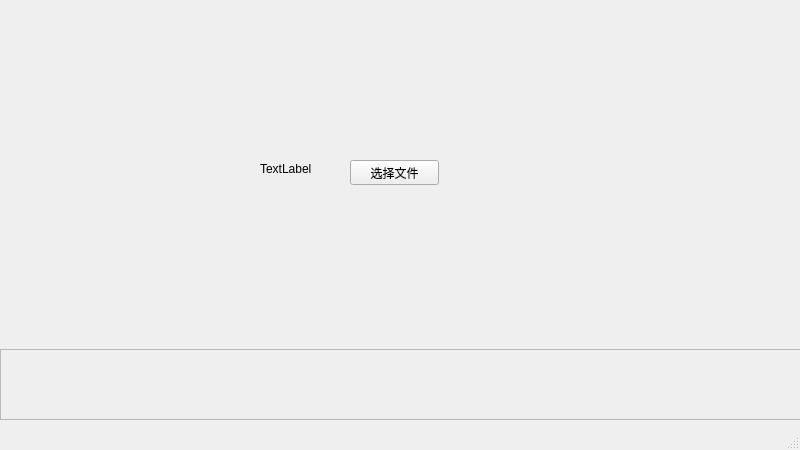
Above: mainwindow.ui from zhang-kaige/Qt-CloudMusic before the change. Below: the same form after it.
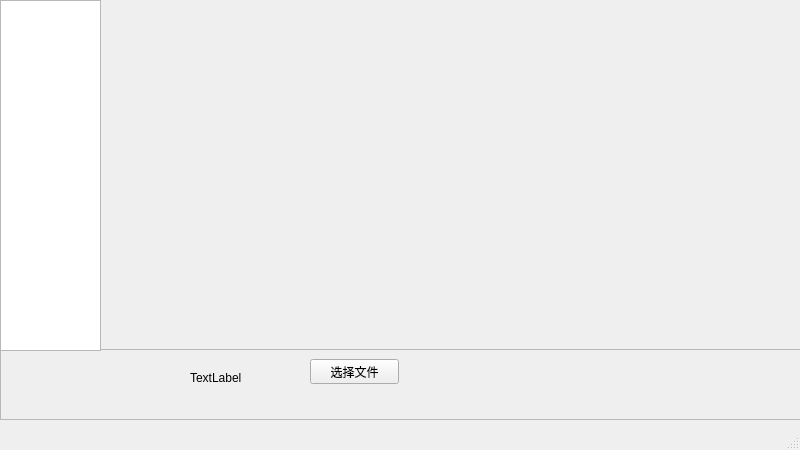
That is the form after the change.

Diff of the .ui file:
```diff
--- a/mainwindow.ui
+++ b/mainwindow.ui
@@ -29,32 +29,57 @@
     <property name="frameShadow">
      <enum>QFrame::Raised</enum>
     </property>
+    <widget class="QLabel" name="songLabel">
+     <property name="geometry">
+      <rect>
+       <x>190</x>
+       <y>20</y>
+       <width>67</width>
+       <height>17</height>
+      </rect>
+     </property>
+     <property name="text">
+      <string>TextLabel</string>
+     </property>
+    </widget>
+    <widget class="QPushButton" name="fileButton">
+     <property name="geometry">
+      <rect>
+       <x>310</x>
+       <y>10</y>
+       <width>89</width>
+       <height>25</height>
+      </rect>
+     </property>
+     <property name="text">
+      <string>选择文件</string>
+     </property>
+    </widget>
    </widget>
-   <widget class="QPushButton" name="fileButton">
+   <widget class="QListWidget" name="leftWidget">
     <property name="geometry">
      <rect>
-      <x>350</x>
-      <y>160</y>
-      <width>89</width>
-      <height>25</height>
+      <x>0</x>
+      <y>0</y>
+      <width>101</width>
+      <height>351</height>
      </rect>
     </property>
-    <property name="text">
-     <string>选择文件</string>
-    </property>
    </widget>
-   <widget class="QLabel" name="songLabel">
+   <widget class="QStackedWidget" name="rightWidget">
     <property name="geometry">
      <rect>
-      <x>260</x>
-      <y>160</y>
-      <width>67</width>
-      <height>17</height>
+      <x>100</x>
+      <y>0</y>
+      <width>701</width>
+      <height>351</height>
      </rect>
     </property>
-    <property name="text">
-     <string>TextLabel</string>
+    <property name="currentIndex">
+     <number>0</number>
     </property>
+    <widget class="QWidget" name="page"/>
+    <widget class="QWidget" name="page_2"/>
    </widget>
   </widget>
   <widget class="QMenuBar" name="menubar">
```
